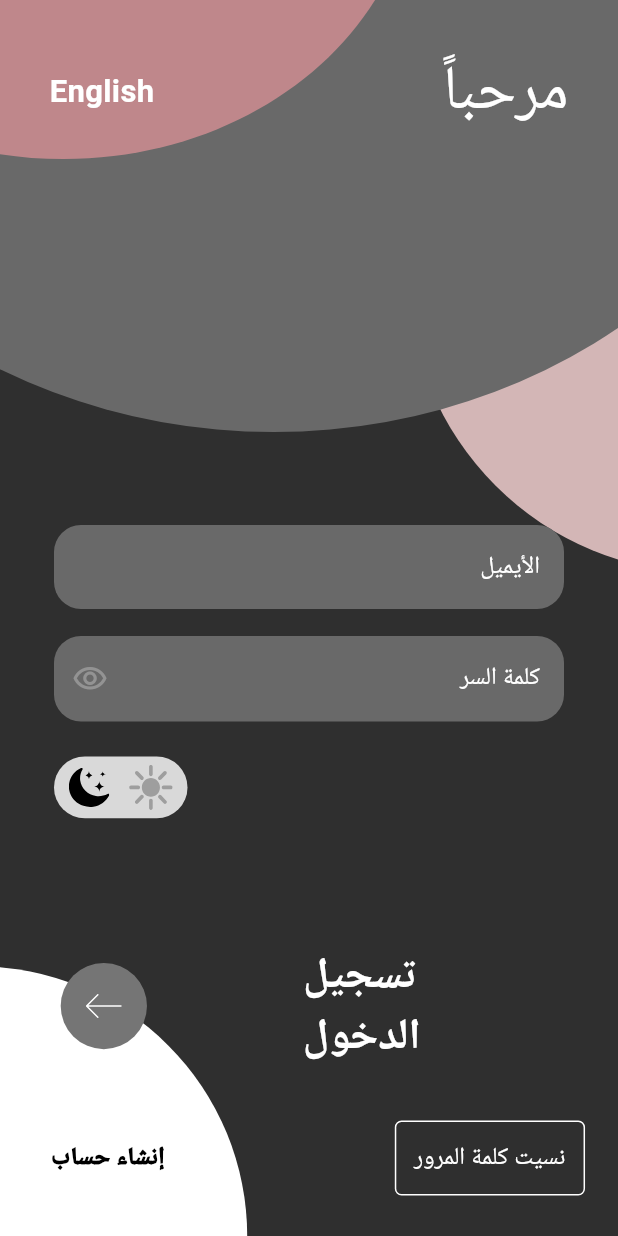
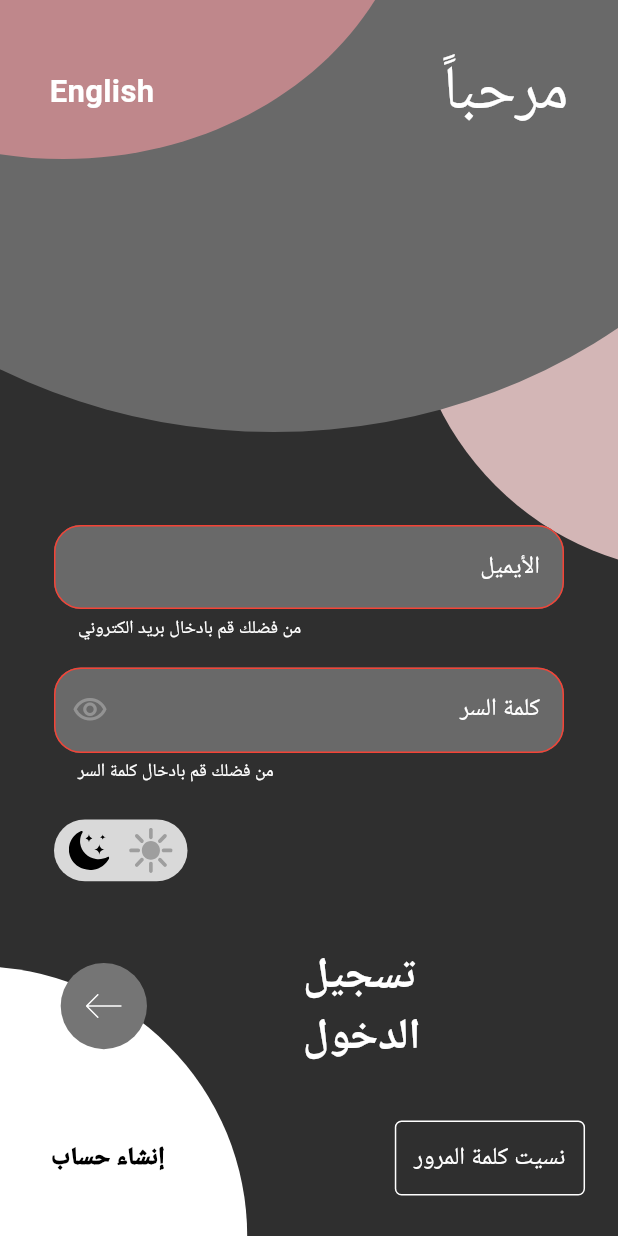
Before and after one commit to mohammedhedaya/-Sar-aat-Al-Tasweeq, a Flutter app: the screen it shows after launch, after a tap on an icon or button, on a phone screen of 412 x 824 dp. Run offline on Flutter 3.47's test engine with Material 3 defaults, Android fonts, the phone set to English and light mode, and no system bars; our stand-ins replace device_preview, flutter_bloc, flutter_screenutil, flutter_svg, go_router, pinput and 1 more.

Commit message:
Add validation to login view

```diff
--- a/lib/core/router/app_router.dart
+++ b/lib/core/router/app_router.dart
@@ -1,4 +1,6 @@
+import 'package:flutter_bloc/flutter_bloc.dart';
 import 'package:go_router/go_router.dart';
+import 'package:shopping_chart/features/auth/presentation/cubit/auth_cubit.dart';
 import 'package:shopping_chart/features/auth/presentation/views/login_view.dart';
 import 'package:shopping_chart/features/auth/presentation/views/reset_new_password_view.dart';
 import 'package:shopping_chart/features/auth/presentation/views/reset_password_otp_view_.dart';
@@ -8,7 +10,10 @@ final GoRouter router = GoRouter(
   routes: [
     GoRoute(
       path: '/',
-      builder: (context, state) => const LoginView(),
+      builder: (context, state) => BlocProvider(
+        create: (context) => AuthCubit(),
+        child: const LoginView(),
+      ),
     ),
     GoRoute(
       path: '/resetPasswordView',
--- a/lib/features/auth/presentation/cubit/auth_cubit.dart
+++ b/lib/features/auth/presentation/cubit/auth_cubit.dart
@@ -1,6 +1,28 @@
+import 'package:flutter/material.dart';
 import 'package:flutter_bloc/flutter_bloc.dart';
 import 'package:shopping_chart/features/auth/presentation/cubit/auth_state.dart';
 
 class AuthCubit extends Cubit<AuthState> {
   AuthCubit() : super(AuthInitial());
+
+  GlobalKey<FormState> loginFormKey = GlobalKey<FormState>();
+  bool? obscurePasswordTextValue = true;
+  String? firstName;
+  String? secondName;
+  String? lastName;
+  String? email;
+  String? phone;
+  String? password;
+  String? confirmPassword;
+  String? city;
+
+  //! Obscure password text
+  void obscurePasswordText() {
+    if (obscurePasswordTextValue == true) {
+      obscurePasswordTextValue = false;
+    } else {
+      obscurePasswordTextValue = true;
+    }
+    emit(ObscurePasswordTextUpdateState());
+  }
 }
--- a/lib/features/auth/presentation/cubit/auth_state.dart
+++ b/lib/features/auth/presentation/cubit/auth_state.dart
@@ -1,3 +1,5 @@
 class AuthState {}
 
 final class AuthInitial extends AuthState {}
+
+final class ObscurePasswordTextUpdateState extends AuthState {}
--- a/lib/features/auth/presentation/widgets/auth_text_field.dart
+++ b/lib/features/auth/presentation/widgets/auth_text_field.dart
@@ -13,7 +13,10 @@ class CustomAuthTextField extends StatelessWidget {
     this.prefixIcon,
     this.suffixIcon,
     this.textAlign,
+    this.validator,
+    this.obscureText,
   });
+
   final String hintText;
   final Widget? prefixIcon;
   final Widget? suffixIcon;
@@ -21,6 +24,9 @@ class CustomAuthTextField extends StatelessWidget {
   final TextEditingController? controller;
   final TextInputType? keyboardType;
   final TextAlign? textAlign;
+  final String? Function(String?)? validator;
+  final bool? obscureText;
+
   @override
   Widget build(BuildContext context) {
     return TextFormField(
@@ -32,7 +38,24 @@ class CustomAuthTextField extends StatelessWidget {
       style: const TextStyle(
         color: AppColors.whiteColor,
       ),
+      validator: validator ??
+          (value) {
+            if (value == null || value.isEmpty) {
+              return 'هذا الحقل مطلوب';
+            }
+            return null;
+          },
+      obscureText: obscureText ?? false,
       decoration: InputDecoration(
+        errorStyle: const TextStyle(
+          color: AppColors.whiteColor,
+        ),
+        errorBorder: OutlineInputBorder(
+          borderRadius: BorderRadius.circular(20.r),
+          borderSide: const BorderSide(
+            color: Colors.red,
+          ),
+        ),
         prefixIcon: prefixIcon,
         suffixIcon: suffixIcon,
         hintText: hintText,
--- /dev/null
+++ b/lib/features/auth/presentation/widgets/custom_login_form.dart
@@ -0,0 +1,83 @@
+import 'package:flutter/material.dart';
+import 'package:flutter_bloc/flutter_bloc.dart';
+import 'package:flutter_screenutil/flutter_screenutil.dart';
+import 'package:shopping_chart/core/utils/app_colors.dart';
+import 'package:shopping_chart/features/auth/presentation/cubit/auth_cubit.dart';
+import 'package:shopping_chart/features/auth/presentation/widgets/auth_text_field.dart';
+import 'package:shopping_chart/features/auth/presentation/widgets/custom_login_icon.dart';
+import 'package:shopping_chart/features/auth/presentation/widgets/swith_theme.dart';
+
+class CustomLoginForm extends StatelessWidget {
+  const CustomLoginForm({super.key});
+
+  @override
+  Widget build(BuildContext context) {
+    AuthCubit cubit = BlocProvider.of<AuthCubit>(context);
+    return Form(
+      key: cubit.loginFormKey,
+      child: Stack(
+        children: [
+          Positioned(
+            top: 350,
+            left: 36,
+            right: 36,
+            child: Column(
+              crossAxisAlignment: CrossAxisAlignment.start,
+              children: [
+                CustomAuthTextField(
+                  hintText: "الأيميل",
+                  keyboardType: TextInputType.emailAddress,
+                  onChanged: (email) {
+                    cubit.email = email;
+                  },
+                  validator: (email) {
+                    if (email == null || email.isEmpty) {
+                      return 'من فضلك قم بادخال بريد الكتروني';
+                    } else if (!RegExp(
+                      r"^[a-zA-Z0-9.a-zA-Z0-9.!#$%&'*+-/=?^_`{|}~]+@[a-zA-Z0-9]+\.[a-zA-Z]+",
+                    ).hasMatch(email)) {
+                      return 'من فضلك قم بادخال بريد الكتروني صحيح';
+                    }
+                    return null;
+                  },
+                ),
+                SizedBox(height: 20.h),
+                CustomAuthTextField(
+                  hintText: "كلمة السر",
+                  prefixIcon: IconButton(
+                    onPressed: () {},
+                    color: AppColors.visibilityColor,
+                    icon: const Icon(
+                      Icons.visibility_outlined,
+                    ),
+                  ),
+                  onChanged: (password) {
+                    cubit.password = password;
+                  },
+                  validator: (password) {
+                    if (password == null || password.isEmpty) {
+                      return 'من فضلك قم بادخال كلمة السر';
+                    }
+                    return null;
+                  },
+                ),
+                SizedBox(height: 26.h),
+                const SwithTheme(),
+              ],
+            ),
+          ),
+          Positioned(
+            bottom: 125.h,
+            right: 0.w,
+            left: 0.w,
+            child: CustomLoginIcon(
+              onTap: () {
+                if (cubit.loginFormKey.currentState!.validate()) {}
+              },
+            ),
+          ),
+        ],
+      ),
+    );
+  }
+}
--- a/lib/features/auth/presentation/widgets/custom_positioned.dart
+++ b/lib/features/auth/presentation/widgets/custom_positioned.dart
@@ -4,8 +4,8 @@ import 'package:flutter_svg/flutter_svg.dart';
 import 'package:shopping_chart/core/utils/app_colors.dart';
 import 'package:shopping_chart/core/utils/assets.dart';
 import 'package:shopping_chart/features/auth/presentation/widgets/create_account_reset_password.dart.dart';
+import 'package:shopping_chart/features/auth/presentation/widgets/custom_login_form.dart';
 import 'package:shopping_chart/features/auth/presentation/widgets/hello_and_change_lang.dart';
-import 'package:shopping_chart/features/auth/presentation/widgets/text_form_field.dart';
 
 class LoginViewBody extends StatelessWidget {
   const LoginViewBody({super.key});
--- a/lib/features/auth/presentation/widgets/text_form_field.dart
+++ /dev/null
@@ -1,55 +0,0 @@
-import 'package:flutter/material.dart';
-import 'package:flutter_screenutil/flutter_screenutil.dart';
-import 'package:shopping_chart/core/utils/app_colors.dart';
-import 'package:shopping_chart/features/auth/presentation/widgets/auth_text_field.dart';
-import 'package:shopping_chart/features/auth/presentation/widgets/custom_login_icon.dart';
-import 'package:shopping_chart/features/auth/presentation/widgets/swith_theme.dart';
-
-class CustomLoginForm extends StatelessWidget {
-  const CustomLoginForm({super.key});
-
-  @override
-  Widget build(BuildContext context) {
-    return Stack(
-      children: [
-        Positioned(
-          top: 350,
-          left: 36,
-          right: 36,
-          child: Column(
-            crossAxisAlignment: CrossAxisAlignment.start,
-            children: [
-              CustomAuthTextField(
-                hintText: "الأيميل",
-                keyboardType: TextInputType.emailAddress,
-                onChanged: (email) {},
-              ),
-              SizedBox(height: 20.h),
-              CustomAuthTextField(
-                hintText: "كلمة السر",
-                prefixIcon: IconButton(
-                  onPressed: () {},
-                  color: AppColors.visibilityColor,
-                  icon: const Icon(
-                    Icons.visibility_outlined,
-                  ),
-                ),
-                onChanged: (password) {},
-              ),
-              SizedBox(height: 26.h),
-              const SwithTheme(),
-            ],
-          ),
-        ),
-        Positioned(
-          bottom: 125.h,
-          right: 0.w,
-          left: 0.w,
-          child: CustomLoginIcon(
-            onTap: () {},
-          ),
-        ),
-      ],
-    );
-  }
-}
```
